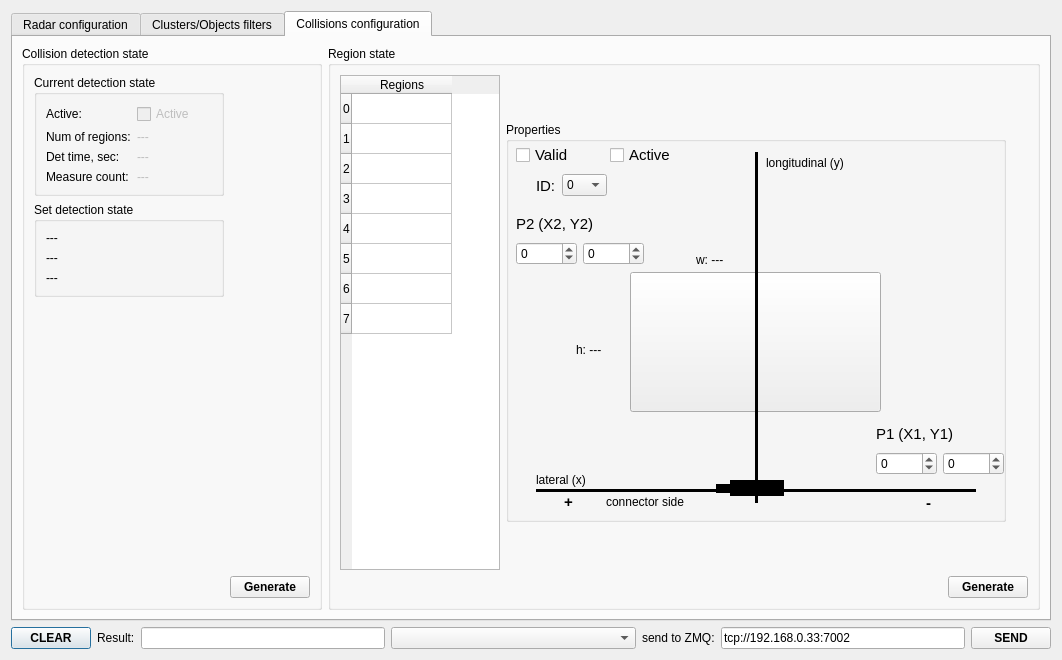
Qt form dialogconfig.ui (anatoltrush/RadarVisual) before a commit.
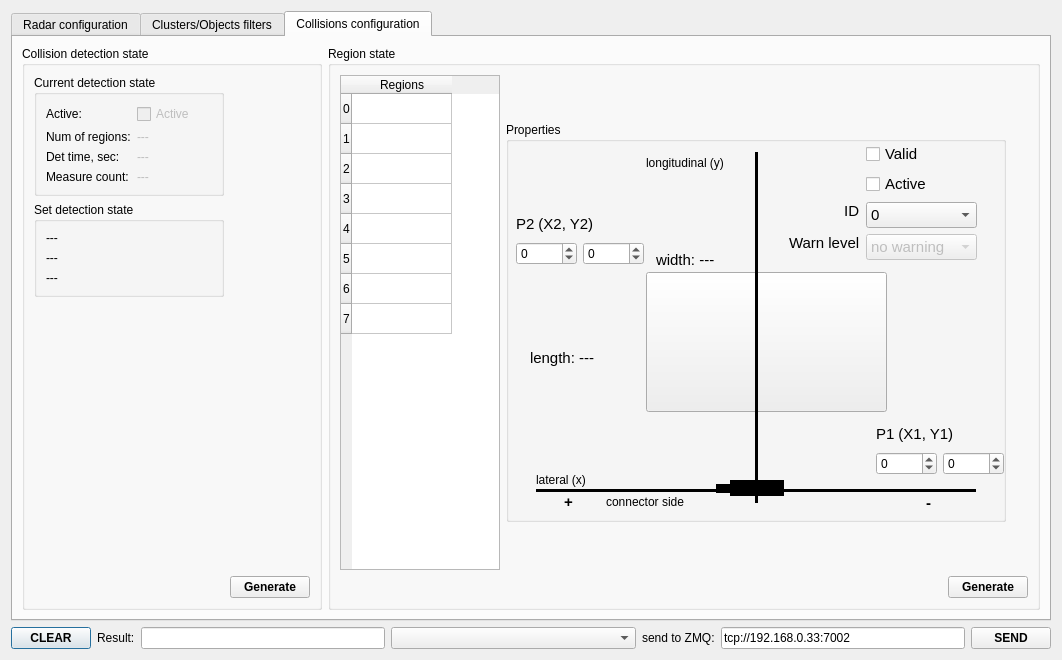
The same form after that commit.

What changed in the file:
```diff
--- a/dialogconfig.ui
+++ b/dialogconfig.ui
@@ -3284,9 +3284,9 @@
             <widget class="QToolButton" name="tBRegion">
              <property name="geometry">
               <rect>
-               <x>124</x>
+               <x>140</x>
                <y>150</y>
-               <width>251</width>
+               <width>241</width>
                <height>140</height>
               </rect>
              </property>
@@ -3313,7 +3313,7 @@
             <widget class="QLabel" name="label_67">
              <property name="geometry">
               <rect>
-               <x>260</x>
+               <x>140</x>
                <y>30</y>
                <width>111</width>
                <height>21</height>
@@ -3412,42 +3412,6 @@
               <enum>Qt::Horizontal</enum>
              </property>
             </widget>
-            <widget class="QWidget" name="layoutWidget">
-             <property name="geometry">
-              <rect>
-               <x>10</x>
-               <y>20</y>
-               <width>182</width>
-               <height>26</height>
-              </rect>
-             </property>
-             <layout class="QHBoxLayout" name="horizontalLayout_6">
-              <item>
-               <widget class="QCheckBox" name="cBCollRegVal">
-                <property name="font">
-                 <font>
-                  <pointsize>11</pointsize>
-                 </font>
-                </property>
-                <property name="text">
-                 <string>Valid</string>
-                </property>
-               </widget>
-              </item>
-              <item>
-               <widget class="QCheckBox" name="cBCollRegAct">
-                <property name="font">
-                 <font>
-                  <pointsize>11</pointsize>
-                 </font>
-                </property>
-                <property name="text">
-                 <string>Active</string>
-                </property>
-               </widget>
-              </item>
-             </layout>
-            </widget>
             <widget class="QWidget" name="layoutWidget">
              <property name="geometry">
               <rect>
@@ -3580,20 +3544,107 @@
               </item>
              </layout>
             </widget>
-            <widget class="QWidget" name="layoutWidget">
+            <widget class="QLabel" name="lRegWidth">
              <property name="geometry">
               <rect>
-               <x>30</x>
-               <y>50</y>
-               <width>71</width>
-               <height>27</height>
+               <x>150</x>
+               <y>130</y>
+               <width>111</width>
+               <height>16</height>
               </rect>
              </property>
-             <layout class="QHBoxLayout" name="horizontalLayout_11">
-              <item>
+             <property name="sizePolicy">
+              <sizepolicy hsizetype="Minimum" vsizetype="Preferred">
+               <horstretch>0</horstretch>
+               <verstretch>0</verstretch>
+              </sizepolicy>
+             </property>
+             <property name="font">
+              <font>
+               <pointsize>11</pointsize>
+              </font>
+             </property>
+             <property name="text">
+              <string>width: ---</string>
+             </property>
+            </widget>
+            <widget class="QLabel" name="lRegLength">
+             <property name="geometry">
+              <rect>
+               <x>24</x>
+               <y>225</y>
+               <width>111</width>
+               <height>21</height>
+              </rect>
+             </property>
+             <property name="sizePolicy">
+              <sizepolicy hsizetype="Minimum" vsizetype="Preferred">
+               <horstretch>0</horstretch>
+               <verstretch>0</verstretch>
+              </sizepolicy>
+             </property>
+             <property name="font">
+              <font>
+               <pointsize>11</pointsize>
+              </font>
+             </property>
+             <property name="text">
+              <string>length: ---</string>
+             </property>
+            </widget>
+            <widget class="QWidget" name="">
+             <property name="geometry">
+              <rect>
+               <x>280</x>
+               <y>20</y>
+               <width>191</width>
+               <height>120</height>
+              </rect>
+             </property>
+             <layout class="QFormLayout" name="formLayout">
+              <property name="labelAlignment">
+               <set>Qt::AlignRight|Qt::AlignTrailing|Qt::AlignVCenter</set>
+              </property>
+              <item row="0" column="1">
+               <widget class="QCheckBox" name="cBCollRegVal">
+                <property name="sizePolicy">
+                 <sizepolicy hsizetype="Minimum" vsizetype="Fixed">
+                  <horstretch>0</horstretch>
+                  <verstretch>0</verstretch>
+                 </sizepolicy>
+                </property>
+                <property name="font">
+                 <font>
+                  <pointsize>11</pointsize>
+                 </font>
+                </property>
+                <property name="text">
+                 <string>Valid</string>
+                </property>
+               </widget>
+              </item>
+              <item row="1" column="1">
+               <widget class="QCheckBox" name="cBCollRegAct">
+                <property name="sizePolicy">
+                 <sizepolicy hsizetype="Minimum" vsizetype="Fixed">
+                  <horstretch>0</horstretch>
+                  <verstretch>0</verstretch>
+                 </sizepolicy>
+                </property>
+                <property name="font">
+                 <font>
+                  <pointsize>11</pointsize>
+                 </font>
+                </property>
+                <property name="text">
+                 <string>Active</string>
+                </property>
+               </widget>
+              </item>
+              <item row="2" column="0">
                <widget class="QLabel" name="label_65">
                 <property name="sizePolicy">
-                 <sizepolicy hsizetype="Fixed" vsizetype="Preferred">
+                 <sizepolicy hsizetype="Minimum" vsizetype="Fixed">
                   <horstretch>0</horstretch>
                   <verstretch>0</verstretch>
                  </sizepolicy>
@@ -3604,12 +3655,26 @@
                  </font>
                 </property>
                 <property name="text">
-                 <string>ID:</string>
+                 <string>              ID</string>
+                </property>
+                <property name="alignment">
+                 <set>Qt::AlignLeading|Qt::AlignLeft|Qt::AlignVCenter</set>
                 </property>
                </widget>
               </item>
-              <item>
+              <item row="2" column="1">
                <widget class="QComboBox" name="cBoxCollRegId">
+                <property name="sizePolicy">
+                 <sizepolicy hsizetype="Minimum" vsizetype="Fixed">
+                  <horstretch>0</horstretch>
+                  <verstretch>0</verstretch>
+                 </sizepolicy>
+                </property>
+                <property name="font">
+                 <font>
+                  <pointsize>11</pointsize>
+                 </font>
+                </property>
                 <item>
                  <property name="text">
                   <string>0</string>
@@ -3652,34 +3717,64 @@
                 </item>
                </widget>
               </item>
+              <item row="3" column="0">
+               <widget class="QLabel" name="label_76">
+                <property name="sizePolicy">
+                 <sizepolicy hsizetype="Minimum" vsizetype="Fixed">
+                  <horstretch>0</horstretch>
+                  <verstretch>0</verstretch>
+                 </sizepolicy>
+                </property>
+                <property name="font">
+                 <font>
+                  <pointsize>11</pointsize>
+                 </font>
+                </property>
+                <property name="text">
+                 <string>Warn level</string>
+                </property>
+               </widget>
+              </item>
+              <item row="3" column="1">
+               <widget class="QComboBox" name="cBoxCollWarn">
+                <property name="enabled">
+                 <bool>false</bool>
+                </property>
+                <property name="sizePolicy">
+                 <sizepolicy hsizetype="Minimum" vsizetype="Fixed">
+                  <horstretch>0</horstretch>
+                  <verstretch>0</verstretch>
+                 </sizepolicy>
+                </property>
+                <property name="font">
+                 <font>
+                  <pointsize>11</pointsize>
+                 </font>
+                </property>
+                <item>
+                 <property name="text">
+                  <string>no warning</string>
+                 </property>
+                </item>
+                <item>
+                 <property name="text">
+                  <string>object warning</string>
+                 </property>
+                </item>
+                <item>
+                 <property name="text">
+                  <string>unused</string>
+                 </property>
+                </item>
+                <item>
+                 <property name="text">
+                  <string>warning deact</string>
+                 </property>
+                </item>
+               </widget>
+              </item>
              </layout>
             </widget>
-            <widget class="QLabel" name="label_74">
-             <property name="geometry">
-              <rect>
-               <x>190</x>
-               <y>130</y>
-               <width>49</width>
-               <height>16</height>
-              </rect>
-             </property>
-             <property name="text">
-              <string>w: ---</string>
-             </property>
-            </widget>
-            <widget class="QLabel" name="label_75">
-             <property name="geometry">
-              <rect>
-               <x>70</x>
-               <y>220</y>
-               <width>49</width>
-               <height>16</height>
-              </rect>
-             </property>
-             <property name="text">
-              <string>h: ---</string>
-             </property>
-            </widget>
             <zorder>layoutWidget</zorder>
             <zorder>layoutWidget</zorder>
             <zorder>layoutWidget</zorder>
```
Left out of the diff: 6 changed lines with no effect on the pictures.
